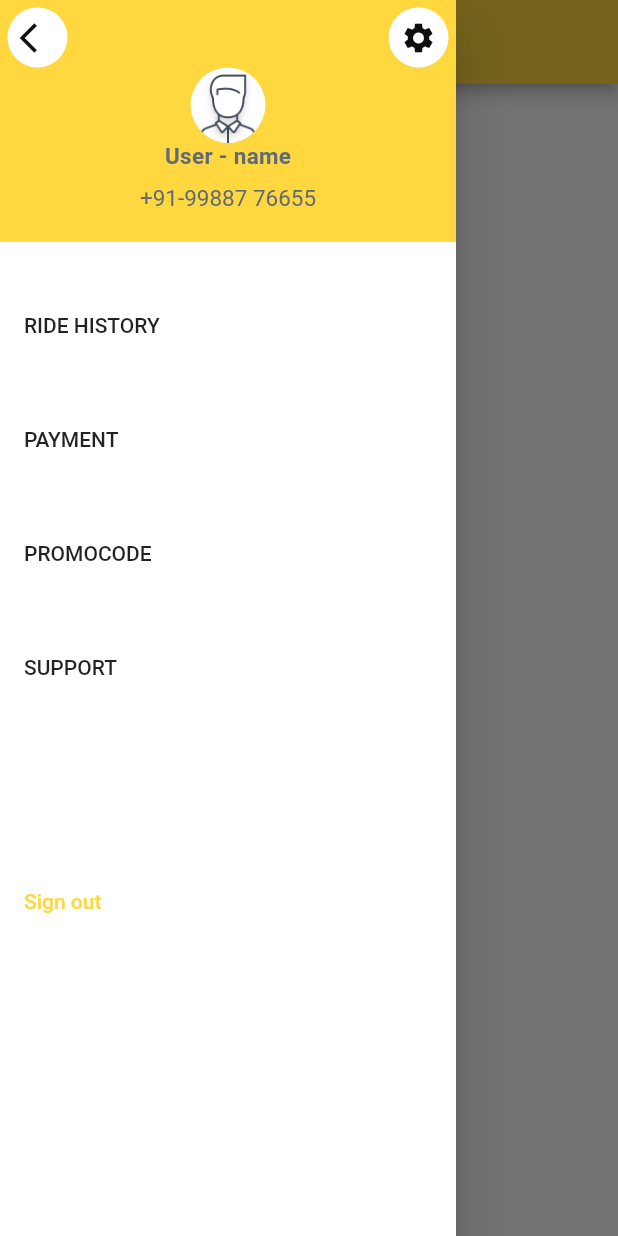
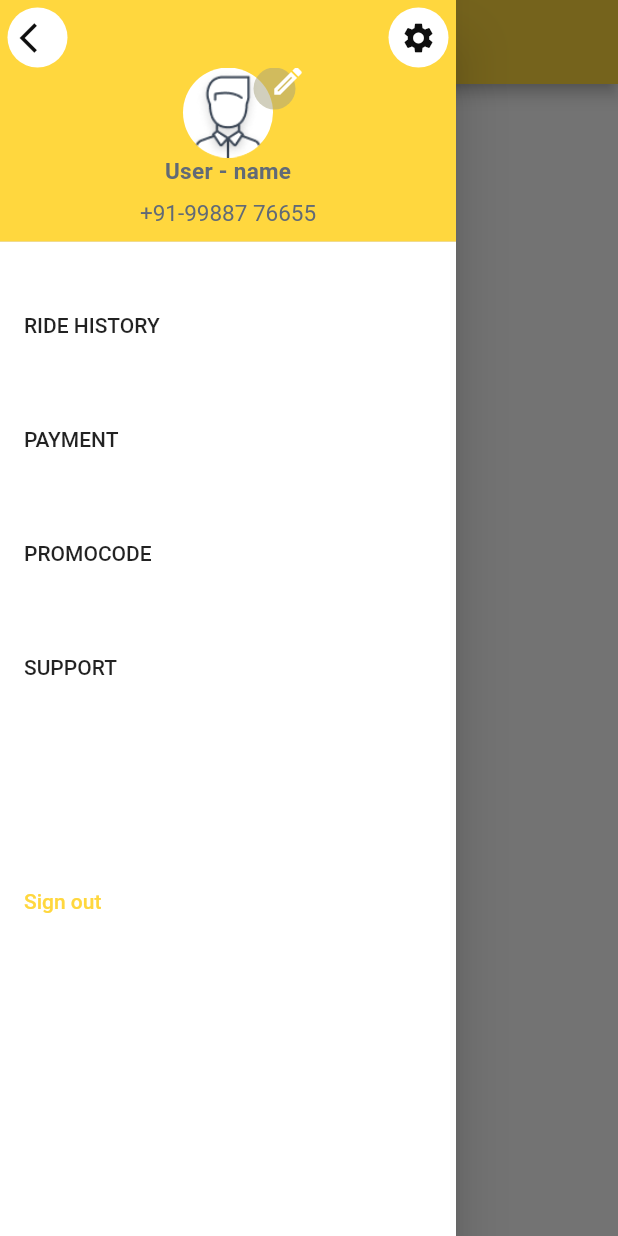
Before and after one commit to priyam2531/rapido, a Flutter app: the UserPage screen opened directly, with the side drawer open, on a phone screen of 412 x 824 dp. Run offline on Flutter 3.47's test engine with Material 2 defaults, Android fonts, the phone set to English and light mode, and no system bars; missing offline and left inert: ticket_material.

Commit message:
[PMC]-priya favPage

```diff
--- a/lib/config/string_config.dart
+++ b/lib/config/string_config.dart
@@ -3,6 +3,9 @@ class StringConfig{
   static String number ="+91-99887 76655";
   static String history ="RIDE HISTORY";
   static String payment ="PAYMENT";
+  static String home ="Home";
+  static String gym ="Gym";
+  static String chair ="Office";
   static String code ="PROMOCODE";
   static String support ="SUPPORT";
   static String signout ="Sign out";
@@ -11,12 +14,17 @@ class StringConfig{
   static String fav ="Favorite Places";
   static String language ="App language";
   static String notification ="Notfications";
+  static String favdestination ="Set Favourite Destinations";
+  static String favorite ="You can add upto 4 favourites";
   static String message ="For receiving driver messages";
   static String packagdelivary ="Package-Delivery";
   static String introducing="Introducing";
   static String repidopowerpass="Rapido Power Pass";
   static String schedulearide="Schedule a Ride";
   static String chooseaproced="Choose a Language to proceed:";
+  static String place="Boys Hostel No. 2, Pratap Nagar, Jaipur";
+  static String gymplace="Anytime Fitness Gym, Pratap Nagar, Sanganer, Jaipur";
+  static String Officeplace="Inox Complex, Building no. 5, Vaishali Nagar, Jaipur";
   static String rideinadvance="Avoid delays in commute by scheduling a ride in advance.";
   static String faltrates="Pass for daily commuters to make their commute easy with flat rates";
   static String intro ="Same day delivery of your packages by our Captains to provide you with a seamless delivery experience.";
--- a/lib/constant/app_color.dart
+++ b/lib/constant/app_color.dart
@@ -5,5 +5,6 @@ class AppColor{
   static const Color grey = Color(0xff616A76);
   static const Color white = Color(0xffFFFFFF);
   static const Color black = Color(0xff0E0E0E);
+  static const Color lightblue = Color(0xffA4A07B);
 
 }
--- a/lib/constant/app_images.dart
+++ b/lib/constant/app_images.dart
@@ -5,6 +5,7 @@ class AppImages{
   static const String profile = "assets/profile.png";
   static const String userpic= "assets/user_photo.png";
   static const String map= "assets/map.png";
+  static const String gym= "assets/gym_demo.png";
   static const String prbox= "assets/Group_31-removebg-preview.png";
   static const String ride= "assets/taxi.png";
   static const String Aaplphabet= "assets/A alphabet.png";
--- a/lib/constant/icon_page.dart
+++ b/lib/constant/icon_page.dart
@@ -11,5 +11,8 @@ class AppIcon {
   static Icon transform = Icon(Icons.transform, color: AppColor.white,);
   static Icon laguage = Icon(Icons.language, color: AppColor.white,);
   static Icon notification = Icon(Icons.toggle_off, color: AppColor.grey,);
+  static Icon home = Icon(Icons.home, color: AppColor.white,);
+  static Icon gym = Icon(CupertinoIcons.plus, color: AppColor.black,);
+  static Icon chair = Icon(Icons.chair_alt_outlined, color: AppColor.white,);
 
 }
--- a/lib/pages/profile/user_page.dart
+++ b/lib/pages/profile/user_page.dart
@@ -45,12 +45,44 @@ class _UserPageState extends State<UserPage> {
                           child: Center(child: AppIcon.setting))
                     ],
                   ),
-                  Container(
-                      width: 50,
-                      height: 50,
-                      decoration: const BoxDecoration(
-                          shape: BoxShape.circle, color: AppColor.white),
-                      child: Image.asset(AppImages.profile)),
+                  SizedBox(
+                    width: 100,
+                    height: 60,
+                    child:
+                        Stack(alignment: Alignment.topRight, children: <Widget>[
+                      Container(
+                          width: 100,
+                          height: 120,
+                          decoration: const BoxDecoration(
+                              shape: BoxShape.circle, color: AppColor.white),
+                          child: Image.asset(AppImages.profile)),
+                      Positioned(
+                          right: 5,
+                          child: Container(
+                            width: 28,
+                            height: 28,
+                            decoration: BoxDecoration(
+                                shape: BoxShape.circle,
+                                color: AppColor.lightblue.withOpacity(.5)),
+                          )),
+                      Positioned(
+                          right: -5,
+                          bottom: 40,
+                          child: Container(
+                            padding: const EdgeInsets.only(top: 7),
+                            width: 30,
+                            height: 30,
+                            child: const Icon(Icons.edit_outlined,
+                                color: AppColor.white),
+                          )),
+                    ]),
+                  ),
+                  // Container(
+                  //     width: 50,
+                  //     height: 50,
+                  //     decoration: const BoxDecoration(
+                  //         shape: BoxShape.circle, color: AppColor.white),
+                  //     child: Image.asset(AppImages.profile)),
                   Text(
                     StringConfig.name,
                     style: TextStyle(
@@ -74,11 +106,9 @@ class _UserPageState extends State<UserPage> {
                   )
                 ],
               )),
-
           const SizedBox(
             height: 20,
           ),
-
           ListTile(
             title: Text(
               StringConfig.history,
--- a/pubspec.yaml
+++ b/pubspec.yaml
@@ -62,6 +62,7 @@ flutter:
   # To add assets to your application, add an assets section, like this:
   assets:
     - assets/
+    - assets/gym_demo.png
   #   - images/a_dot_ham.jpeg
 
   # An image asset can refer to one or more resolution-specific "variants", see
```
Also changed, not shown: lib/pages/profile/fav_destination.dart (added, +266 -0 lines), assets/gym_demo.png (added).
